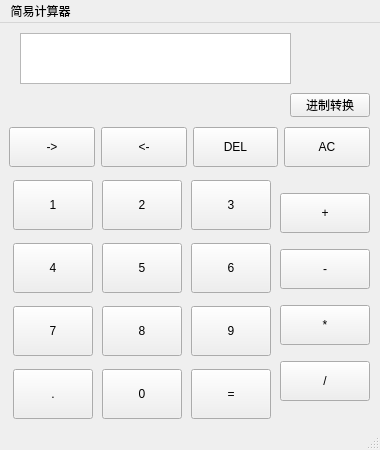
The window that cal/Calculator/mainwindow.ui (Jyjays/QtWork) describes before a commit, drawn with Qt 5.
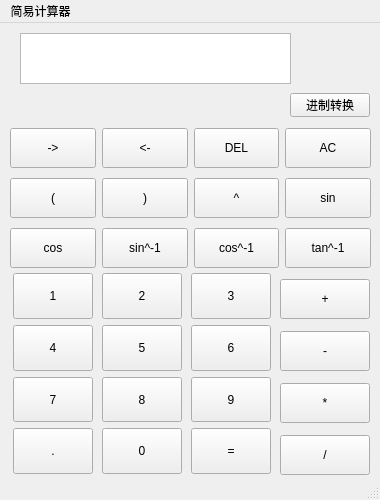
The same window after the commit.

```diff
--- a/cal/Calculator/mainwindow.ui
+++ b/cal/Calculator/mainwindow.ui
@@ -7,19 +7,19 @@
     <x>0</x>
     <y>0</y>
     <width>380</width>
-    <height>450</height>
+    <height>500</height>
    </rect>
   </property>
   <property name="minimumSize">
    <size>
     <width>380</width>
-    <height>450</height>
+    <height>500</height>
    </size>
   </property>
   <property name="maximumSize">
    <size>
     <width>380</width>
-    <height>450</height>
+    <height>500</height>
    </size>
   </property>
   <property name="windowTitle">
@@ -30,9 +30,9 @@
     <property name="geometry">
      <rect>
       <x>10</x>
-      <y>150</y>
+      <y>250</y>
       <width>264</width>
-      <height>254</height>
+      <height>201</height>
      </rect>
     </property>
     <layout class="QGridLayout" name="gridLayout">
@@ -270,9 +270,9 @@
     <property name="geometry">
      <rect>
       <x>280</x>
-      <y>160</y>
+      <y>250</y>
       <width>91</width>
-      <height>231</height>
+      <height>211</height>
      </rect>
     </property>
     <layout class="QVBoxLayout" name="verticalLayout">
@@ -343,8 +343,8 @@
    <widget class="QWidget" name="horizontalLayoutWidget">
     <property name="geometry">
      <rect>
-      <x>9</x>
-      <y>99</y>
+      <x>10</x>
+      <y>100</y>
       <width>361</width>
       <height>51</height>
      </rect>
@@ -423,6 +423,134 @@
      <bool>false</bool>
     </property>
    </widget>
+   <widget class="QWidget" name="horizontalLayoutWidget_2">
+    <property name="geometry">
+     <rect>
+      <x>10</x>
+      <y>150</y>
+      <width>361</width>
+      <height>51</height>
+     </rect>
+    </property>
+    <layout class="QHBoxLayout" name="horizontalLayout_2">
+     <item>
+      <widget class="QToolButton" name="right_kuo">
+       <property name="maximumSize">
+        <size>
+         <width>90</width>
+         <height>40</height>
+        </size>
+       </property>
+       <property name="text">
+        <string>(</string>
+       </property>
+      </widget>
+     </item>
+     <item>
+      <widget class="QToolButton" name="left_kuo">
+       <property name="maximumSize">
+        <size>
+         <width>90</width>
+         <height>40</height>
+        </size>
+       </property>
+       <property name="text">
+        <string>)</string>
+       </property>
+      </widget>
+     </item>
+     <item>
+      <widget class="QToolButton" name="pow">
+       <property name="maximumSize">
+        <size>
+         <width>90</width>
+         <height>40</height>
+        </size>
+       </property>
+       <property name="text">
+        <string>^</string>
+       </property>
+      </widget>
+     </item>
+     <item>
+      <widget class="QToolButton" name="sin">
+       <property name="maximumSize">
+        <size>
+         <width>90</width>
+         <height>40</height>
+        </size>
+       </property>
+       <property name="text">
+        <string>sin</string>
+       </property>
+      </widget>
+     </item>
+    </layout>
+   </widget>
+   <widget class="QWidget" name="horizontalLayoutWidget_3">
+    <property name="geometry">
+     <rect>
+      <x>10</x>
+      <y>200</y>
+      <width>361</width>
+      <height>51</height>
+     </rect>
+    </property>
+    <layout class="QHBoxLayout" name="horizontalLayout_3">
+     <item>
+      <widget class="QToolButton" name="cos">
+       <property name="maximumSize">
+        <size>
+         <width>90</width>
+         <height>40</height>
+        </size>
+       </property>
+       <property name="text">
+        <string>cos</string>
+       </property>
+      </widget>
+     </item>
+     <item>
+      <widget class="QToolButton" name="sin1">
+       <property name="maximumSize">
+        <size>
+         <width>90</width>
+         <height>40</height>
+        </size>
+       </property>
+       <property name="text">
+        <string>sin^-1</string>
+       </property>
+      </widget>
+     </item>
+     <item>
+      <widget class="QToolButton" name="cos1">
+       <property name="maximumSize">
+        <size>
+         <width>90</width>
+         <height>40</height>
+        </size>
+       </property>
+       <property name="text">
+        <string>cos^-1</string>
+       </property>
+      </widget>
+     </item>
+     <item>
+      <widget class="QToolButton" name="tan1">
+       <property name="maximumSize">
+        <size>
+         <width>90</width>
+         <height>40</height>
+        </size>
+       </property>
+       <property name="text">
+        <string>tan^-1</string>
+       </property>
+      </widget>
+     </item>
+    </layout>
+   </widget>
   </widget>
   <widget class="QMenuBar" name="menubar">
    <property name="geometry">
```
